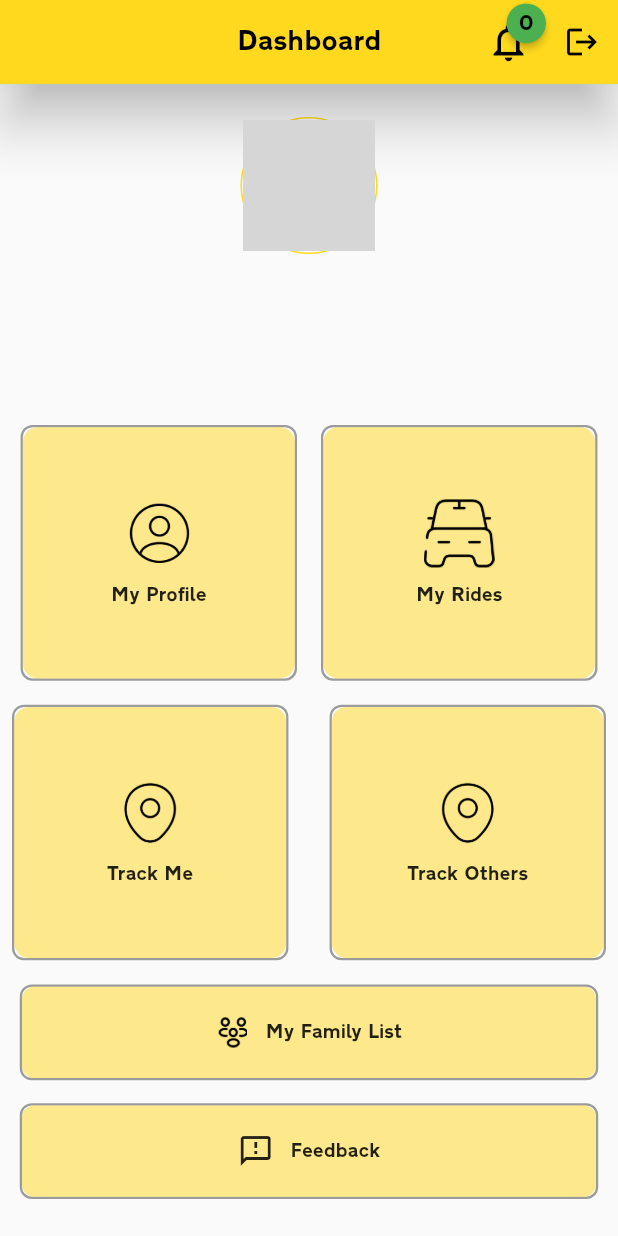
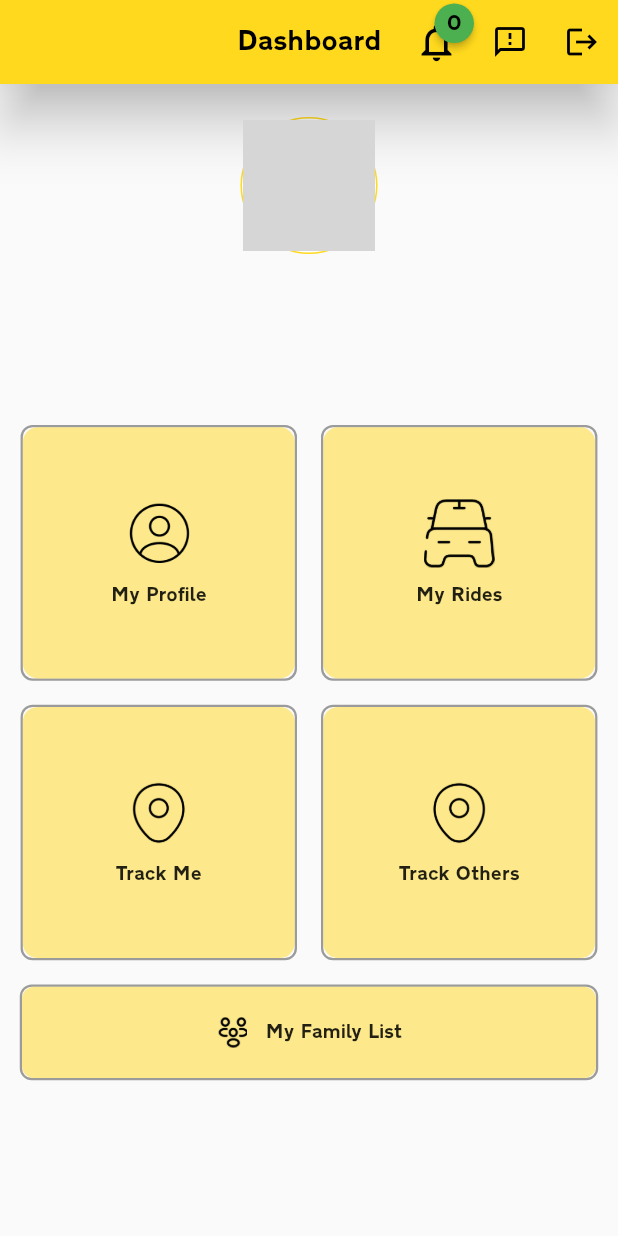
Before and after one commit to sanjaysharmajw/new_rider_safe_travel, a Flutter app: the MainPage screen opened directly, on a phone screen of 412 x 824 dp. Run offline on Flutter 3.47's test engine with Material 2 defaults, Android fonts, the phone set to English and light mode, and no system bars; drawn by our look-alikes of badges; our stand-ins replace another_flushbar, cached_network_image, email_validator, firebase_core, firebase_messaging, flutter_local_notifications and 13 more; missing offline and left inert: age_calculator, flutter_polyline_points, majascan, otp_timer_button, overlay_loading_progress; accounts and stored records are empty; network calls fail; grey boxes are pictures that could not be loaded.

Commit message:
merge code with maithili

```diff
--- a/lib/LoginModule/MainPage.dart
+++ b/lib/LoginModule/MainPage.dart
@@ -123,7 +123,6 @@ class _MainPageState extends State<MainPage> {
       onWillPop: () => showExitPopup(context, "Do you want to exit?", () {
         exit(0);
       }),
-      child: SafeArea(
       child: Scaffold(
       //debugShowCheckedModeBanner: false,
       //  home: Scaffold(
@@ -151,11 +150,19 @@ class _MainPageState extends State<MainPage> {
           ),
           const SizedBox(width: 10),
           IconButton(
+              icon: const Icon(Icons.feedback_outlined),
+              color: CustomColor.black,
+              onPressed: () {
+                Get.to(const FeedBackScreenPage());
+              }),
+          IconButton(
               icon: const Icon(Icons.logout),
               color: CustomColor.black,
               onPressed: () {
                 logoutPopup(context);
               }),
+
+
         ],
         elevation: 15,
         centerTitle: true,
@@ -164,8 +171,7 @@ class _MainPageState extends State<MainPage> {
           style: TextStyle(color: CustomColor.black,fontSize: 20, fontFamily: 'transport',),),
       ),
       body: SingleChildScrollView(
-          child: Container(
-            height: 800,
+        child: SizedBox(
           child: Column(
             children: [
               DashboardProfileWidgets(
@@ -202,8 +208,8 @@ class _MainPageState extends State<MainPage> {
                 ],
               ),
               Row(
-                  mainAxisAlignment: MainAxisAlignment.spaceBetween,
-                  crossAxisAlignment: CrossAxisAlignment.start,
+                mainAxisAlignment: MainAxisAlignment.center,
+                crossAxisAlignment: CrossAxisAlignment.center,
                 children: [
                   MainPageCard(
                     icons: 'images/track_me.png',
@@ -243,45 +249,10 @@ class _MainPageState extends State<MainPage> {
                     }),
               ),
               SizedBox(height: 15.h),
-
-              Padding(
-                padding: EdgeInsets.symmetric(horizontal: 12.0.w),
-                child: InkWell(
-                  onTap: (){
-                    Get.to(const FeedBackScreenPage());
-                  },
-                  child: Container(
-                    decoration: BoxDecoration(
-                        borderRadius: const BorderRadius.all(
-                            Radius.circular(8)),
-                        border: Border.all(
-                            color: Colors.black38,
-                            width: 1.5)),
-                    child: Container(
-                      height: 60.h,
-                      decoration: BoxDecoration(
-                        color: CustomColor.lightYellow,
-                        borderRadius: BorderRadius.circular(8.r),
-                      ),
-                      child: Row(
-                        mainAxisAlignment: MainAxisAlignment.center,
-                        children: [
-                         Icon(Icons.feedback_outlined),
-                          SizedBox(width: 10.w),
-                          Text("Feedback",
-                              style: const TextStyle(
-                                  fontFamily: 'transport', fontWeight: FontWeight.w500))
-                        ],
-                      ),
-                    ),
-                  ),
-                ),
-              )
             ]
         ),
       ),
      )
-    ),
     )
     );
   }
--- a/lib/LoginModule/Map/RiderFamilyList.dart
+++ b/lib/LoginModule/Map/RiderFamilyList.dart
@@ -75,7 +75,7 @@ class _FamilyMemberListScreenState extends State<FamilyMemberListScreen> {
                                 snapshot.data![index].memberName??"N/A",
                           ));
                         } else {
-                          Center(child: CircularProgressIndicator());
+                          const Center(child: CircularProgressIndicator());
                         }
                       });
                     },
--- a/lib/main.dart
+++ b/lib/main.dart
@@ -12,6 +12,7 @@ import 'package:ride_safe_travel/LoginModule/preferences.dart';
 
 
 import 'LoginModule/Map/RiderMap.dart';
+import 'Utils/demod.dart';
 
 const AndroidNotificationChannel channel = AndroidNotificationChannel(
     'high_importance_channel', // id
@@ -58,7 +59,7 @@ class MyApp extends StatelessWidget {
       theme: ThemeData(
         primarySwatch: Colors.blue,
       ),
-      home:  const MyHomePage(),
+      home:   MyHomePage(),
       debugShowCheckedModeBanner: false,
     );
   }
```
Also changed, not shown: lib/FeedBackPage.dart (+5 -10 lines), lib/Utils/demod.dart (added, +123 -0 lines). Lines whose indentation alone changed are shown as unchanged.
